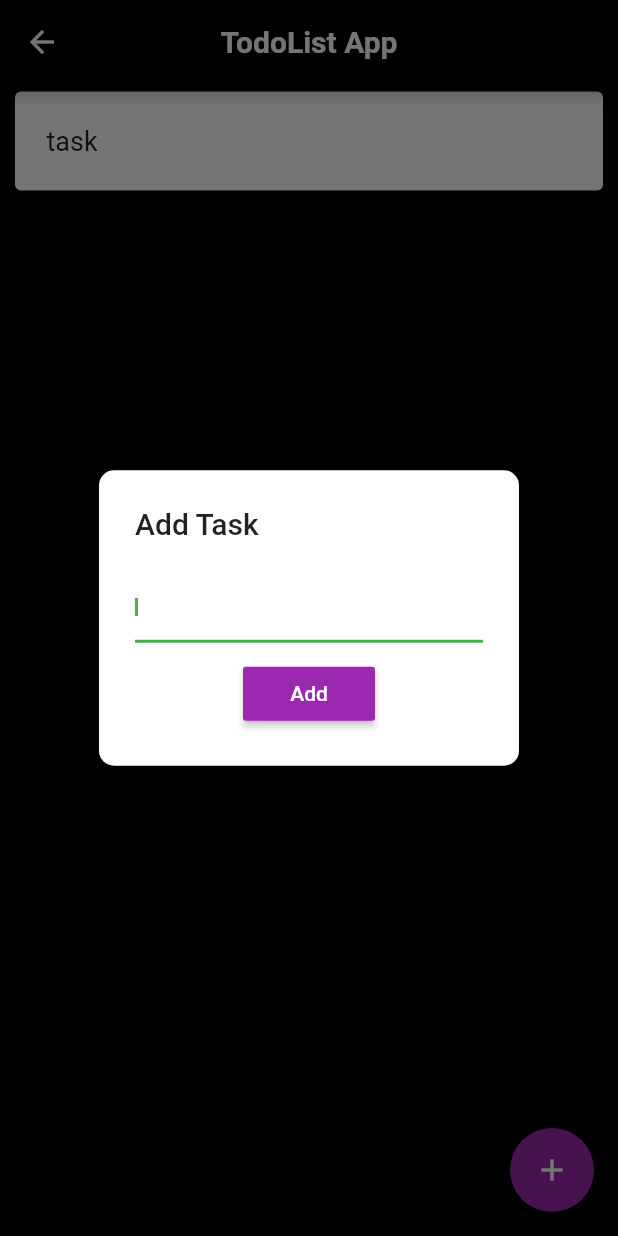
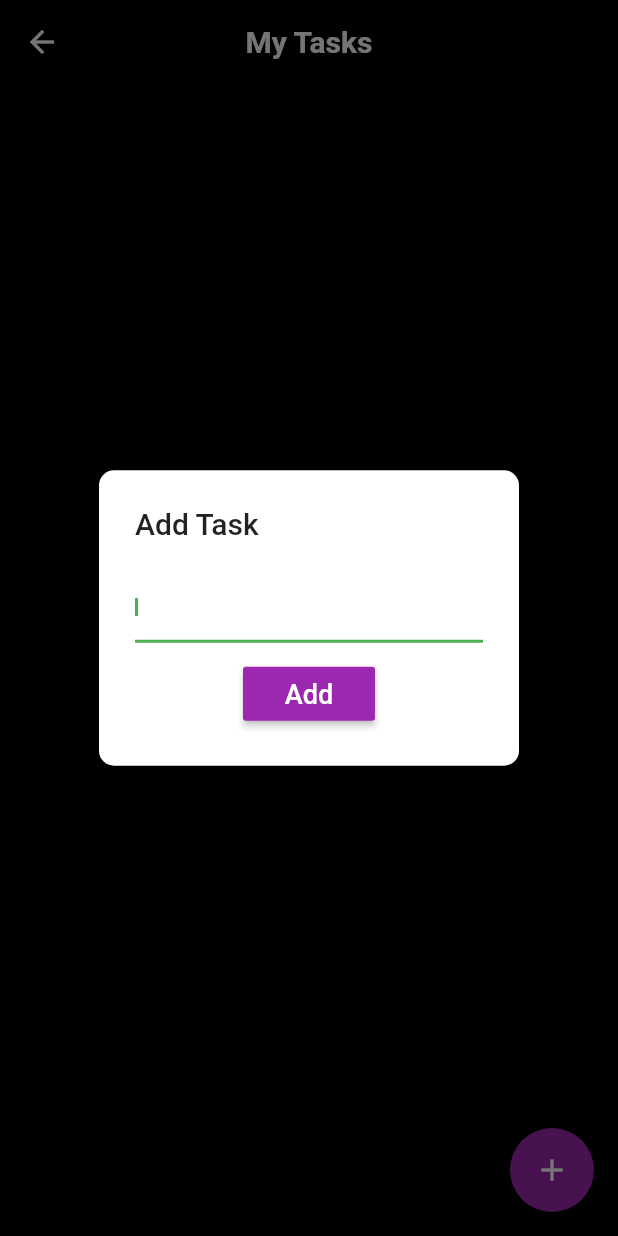
Before and after one commit to madahetooo/flutter_tutorial, a Flutter app: the TodoListWidget screen opened directly, after a tap on the "add" icon, on a phone screen of 412 x 824 dp. Run offline on Flutter 3.47's test engine with Material 2 defaults, Android fonts, the phone set to English and light mode, and no system bars; our stand-ins replace fluttertoast, sqflite; accounts and stored records are empty.

```diff
--- a/lib/TodoListWidget.dart
+++ b/lib/TodoListWidget.dart
@@ -15,55 +15,24 @@ class _TodoListWidgetState extends State<TodoListWidget> {
   String errMessage = "";
   String todoedited = "";
   List<Widget> childern = [];
+  var myTodos = [];
 
-  @override
-  Widget build(BuildContext context) {
-    return Scaffold(
-      backgroundColor: Colors.black,
-      appBar: AppBar(
-        title: Text(
-          'TodoList App',
-          style: TextStyle(fontWeight: FontWeight.bold),
-        ),
-        backgroundColor: Colors.black,
-        centerTitle: true,
-      ),
-      floatingActionButton: FloatingActionButton(
-        onPressed: showAlertDialog,
-        child: Icon(Icons.add),
-        backgroundColor: Colors.purple,
-      ),
-      body: SingleChildScrollView(
-        child: Column(
-          children: [
-            myCard('task')
-          ],
-        ),
-      ),
-    );
-  }
-
-  Widget myCard(String task) {
-    return Card(
-      elevation: 5.0,
-      margin: const EdgeInsets.symmetric(horizontal: 10.0, vertical: 5.0),
-      child: Container(
-        padding: const EdgeInsets.all(5.0),
-        child: ListTile(
-          title: Text(
-
-            "$task",
-            style: const TextStyle(fontSize: 18.0),
-          ),
-          onLongPress: () {
-            // dbhelper.deleteTodo(['id']);
-          },
-        ),
-      ),
-    );
+  void addTodo() async {
+    Map<String, dynamic> todo = {
+      Databasehelper.columnName: todoedited,
+    };
+    final id = await dbhelper.insert(todo);
+    // print(id);
+    Navigator.of(context,rootNavigator: true).pop();
+    todoedited = "";
+    setState(() {
+      validated = true;
+      errMessage = "";
+    });
   }
 
   void showAlertDialog() {
+    todoController.text = "";
     showDialog(
         context: context,
         builder: (context) {
@@ -79,7 +48,7 @@ class _TodoListWidgetState extends State<TodoListWidget> {
                   TextField(
                     controller: todoController,
                     autofocus: true,
-                    onChanged: (value){
+                    onChanged: (value) {
                       todoedited = value;
                     },
                     style: TextStyle(fontSize: 10.0),
@@ -87,8 +56,8 @@ class _TodoListWidgetState extends State<TodoListWidget> {
                       errorText: validated ? null : errMessage,
                     ),
                   ),
-                  SizedBox(
-                    height: 10.0,
+                  Padding(
+                    padding: EdgeInsets.only(top: 10.0),
                   ),
                   Row(
                     mainAxisAlignment: MainAxisAlignment.center,
@@ -113,7 +82,7 @@ class _TodoListWidgetState extends State<TodoListWidget> {
                         color: Colors.purple,
                         child: const Text(
                           "Add",
-                          style: TextStyle(color: Colors.white),
+                          style: TextStyle(color: Colors.white, fontSize: 18.0),
                         ),
                       ),
                     ],
@@ -125,17 +94,93 @@ class _TodoListWidgetState extends State<TodoListWidget> {
         });
   }
 
-  void addTodo() async{
-    Map<String,dynamic> todo = {
-      Databasehelper.columnName : todoedited,
-    };
-   final id =  await dbhelper.insert(todo);
-    print(id);
-    Navigator.pop(context);
-    todoedited = "";
-    setState((){
-      validated = true;
-      errMessage="";
+  Future<bool> query() async {
+    myTodos = [];
+    childern = [];
+    var allTodos = await dbhelper.queryAll();
+    allTodos?.forEach((todo) {
+      myTodos.add(todo.toString());
+      childern.add(Card(
+        elevation: 5.0,
+        margin: const EdgeInsets.symmetric(horizontal: 10.0, vertical: 5.0),
+        child: Container(
+          padding: const EdgeInsets.all(5.0),
+          child: ListTile(
+            title: Text(
+              todo['todo'], // Value
+              style: const TextStyle(fontSize: 18.0),
+            ),
+            onLongPress: () {
+              dbhelper.deleteTodo(todo['id']);
+              setState(() {});
+            },
+          ),
+        ),
+      ));
     });
+    return Future.value(true);
+  }
+
+  @override
+  Widget build(BuildContext context) {
+    return FutureBuilder(
+      builder: (context, snap) {
+        if (snap.hasData == null) {
+          return Center(
+            child: Text("No Data"),
+          );
+        } else {
+          if (myTodos.length == 0) {
+            return Scaffold(
+              backgroundColor: Colors.black,
+              appBar: AppBar(
+                title: Text(
+                  'My Tasks',
+                  style: TextStyle(fontWeight: FontWeight.bold),
+                ),
+                backgroundColor: Colors.black,
+                centerTitle: true,
+              ),
+              floatingActionButton: FloatingActionButton(
+                onPressed: showAlertDialog,
+                child: Icon(Icons.add),
+                backgroundColor: Colors.purple,
+              ),
+              body: const Center(
+                child: Text(
+                  "No Task Available",
+                  style: TextStyle(fontSize: 20.0),
+                ),
+              ),
+            );
+          } else {
+            return Scaffold(
+              backgroundColor: Colors.black,
+              appBar: AppBar(
+                title: Text(
+                  'My Tasks',
+                  style: TextStyle(fontWeight: FontWeight.bold),
+                ),
+                backgroundColor: Colors.black,
+                centerTitle: true,
+              ),
+              floatingActionButton: FloatingActionButton(
+                onPressed: showAlertDialog,
+                child: Icon(Icons.add),
+                backgroundColor: Colors.purple,
+              ),
+              body: SingleChildScrollView(
+                child: Column(
+                  children: childern,
+                ),
+              ),
+            );
+          }
+        }
+      },
+      future: query(),
+    );
   }
 }
+
+//
```
